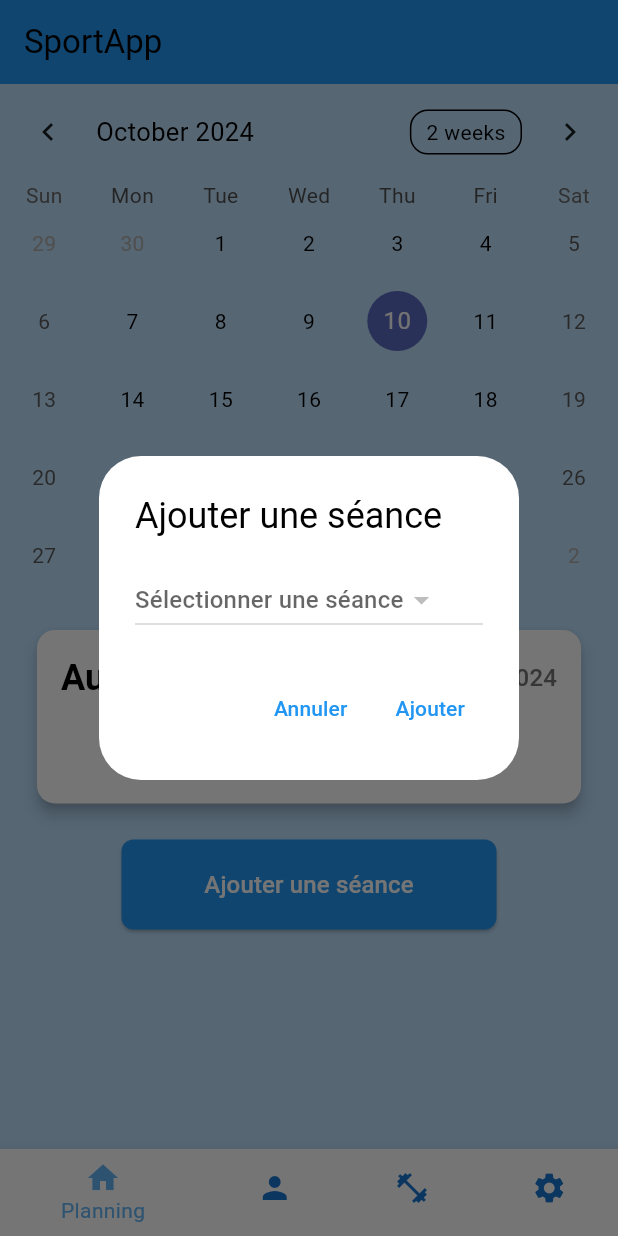
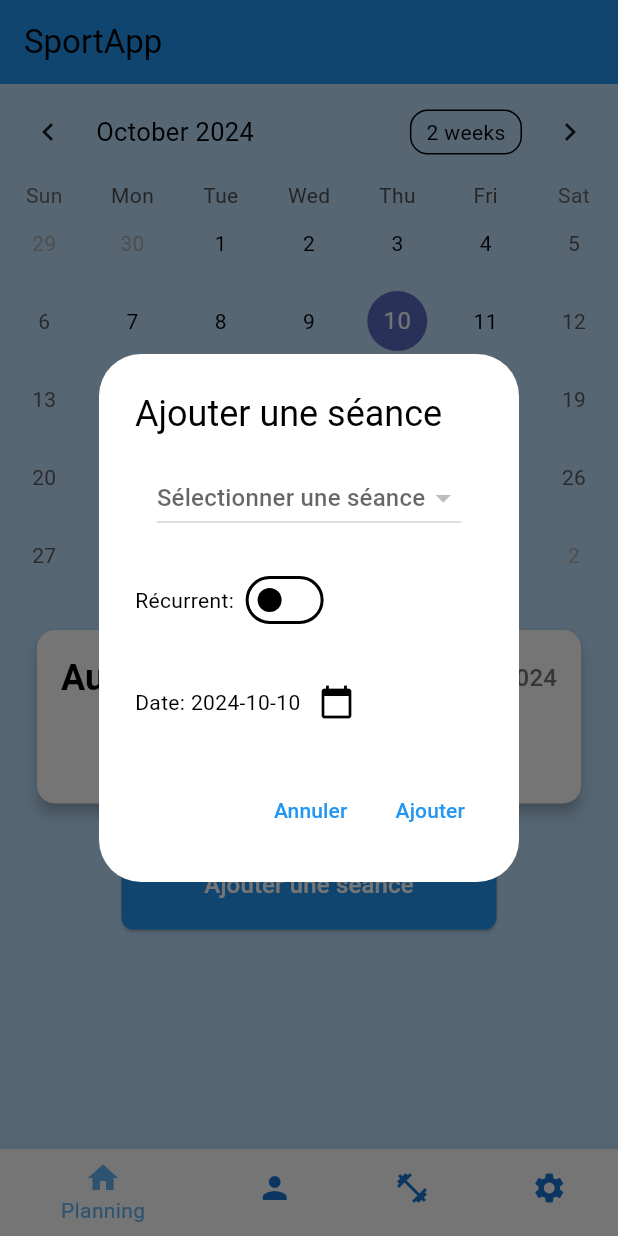
Before and after one commit to AlzUrt/flutter_sport, a Flutter app: the screen it shows after launch, after a tap on "Ajouter une séance", on a phone screen of 412 x 824 dp. Run offline on Flutter 3.47's test engine with Material 3 defaults, Android fonts, the phone set to English and light mode, and no system bars; drawn by our look-alikes of table_calendar; our stand-ins replace image_picker.

Commit message:
feat: add session in calandar with recurance or date

```diff
--- a/lib/screens/home_screen.dart
+++ b/lib/screens/home_screen.dart
@@ -18,6 +18,9 @@ class HomeScreen extends StatefulWidget {
 class _HomeScreenState extends State<HomeScreen> {
   DateTime _selectedDay = DateTime.now();
   DateTime _focusedDay = DateTime.now();
+  bool _isRecurring = false;
+  int _selectedWeekday = DateTime.now().weekday;
+  DateTime _selectedDate = DateTime.now();
 
   @override
   Widget build(BuildContext context) {
@@ -84,9 +87,15 @@ class _HomeScreenState extends State<HomeScreen> {
       context: context,
       builder: (BuildContext context) {
         Seance? selectedSeance;
+        return StatefulBuilder(
+          builder: (context, setState) {
             return AlertDialog(
               title: Text('Ajouter une séance'),
-          content: Consumer<SeancesProvider>(
+              content: SingleChildScrollView(
+                child: Column(
+                  mainAxisSize: MainAxisSize.min,
+                  children: [
+                    Consumer<SeancesProvider>(
                       builder: (context, seancesProvider, child) {
                         return DropdownButton<Seance>(
                           value: selectedSeance,
@@ -105,6 +114,64 @@ class _HomeScreenState extends State<HomeScreen> {
                         );
                       },
                     ),
+                    SizedBox(height: 20),
+                    Row(
+                      children: [
+                        Text('Récurrent: '),
+                        Switch(
+                          value: _isRecurring,
+                          onChanged: (bool value) {
+                            setState(() {
+                              _isRecurring = value;
+                            });
+                          },
+                        ),
+                      ],
+                    ),
+                    SizedBox(height: 20),
+                    if (_isRecurring)
+                      DropdownButton<int>(
+                        value: _selectedWeekday,
+                        items: [
+                          DropdownMenuItem(child: Text('Lundi'), value: DateTime.monday),
+                          DropdownMenuItem(child: Text('Mardi'), value: DateTime.tuesday),
+                          DropdownMenuItem(child: Text('Mercredi'), value: DateTime.wednesday),
+                          DropdownMenuItem(child: Text('Jeudi'), value: DateTime.thursday),
+                          DropdownMenuItem(child: Text('Vendredi'), value: DateTime.friday),
+                          DropdownMenuItem(child: Text('Samedi'), value: DateTime.saturday),
+                          DropdownMenuItem(child: Text('Dimanche'), value: DateTime.sunday),
+                        ],
+                        onChanged: (int? newValue) {
+                          setState(() {
+                            _selectedWeekday = newValue!;
+                          });
+                        },
+                      )
+                    else
+                      Row(
+                        children: [
+                          Text('Date: ${_selectedDate.toString().split(' ')[0]}'),
+                          IconButton(
+                            icon: Icon(Icons.calendar_today),
+                            onPressed: () async {
+                              final DateTime? picked = await showDatePicker(
+                                context: context,
+                                initialDate: _selectedDate,
+                                firstDate: DateTime(2000),
+                                lastDate: DateTime(2101),
+                              );
+                              if (picked != null && picked != _selectedDate) {
+                                setState(() {
+                                  _selectedDate = picked;
+                                });
+                              }
+                            },
+                          ),
+                        ],
+                      ),
+                  ],
+                ),
+              ),
               actions: <Widget>[
                 TextButton(
                   child: Text('Annuler'),
@@ -116,9 +183,23 @@ class _HomeScreenState extends State<HomeScreen> {
                   child: Text('Ajouter'),
                   onPressed: () {
                     if (selectedSeance != null) {
+                      if (_isRecurring) {
+                        // Ajouter un événement récurrent
+                        for (int i = 0; i < 52; i++) { // Ajouter pour une année
+                          DateTime eventDate = _selectedDate.add(Duration(days: i * 7));
+                          while (eventDate.weekday != _selectedWeekday) {
+                            eventDate = eventDate.add(Duration(days: 1));
+                          }
                           Provider.of<CalendarProvider>(context, listen: false).addEvent(
-                    CalendarEvent(date: _selectedDay, seance: selectedSeance!)
+                            CalendarEvent(date: eventDate, seance: selectedSeance!)
                           );
+                        }
+                      } else {
+                        // Ajouter un événement unique
+                        Provider.of<CalendarProvider>(context, listen: false).addEvent(
+                          CalendarEvent(date: _selectedDate, seance: selectedSeance!)
+                        );
+                      }
                       Navigator.of(context).pop();
                     }
                   },
@@ -127,5 +208,7 @@ class _HomeScreenState extends State<HomeScreen> {
             );
           },
         );
+      },
+    );
   }
 }
```
Lines whose indentation alone changed are shown as unchanged.
